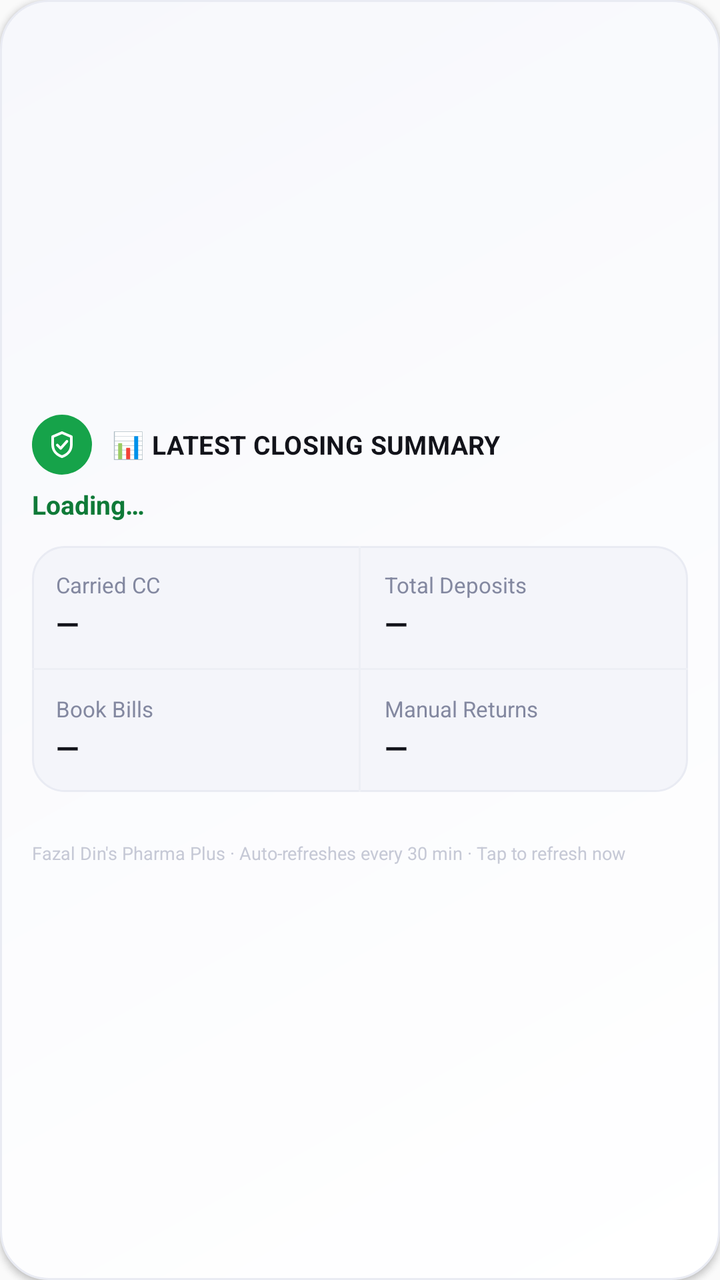
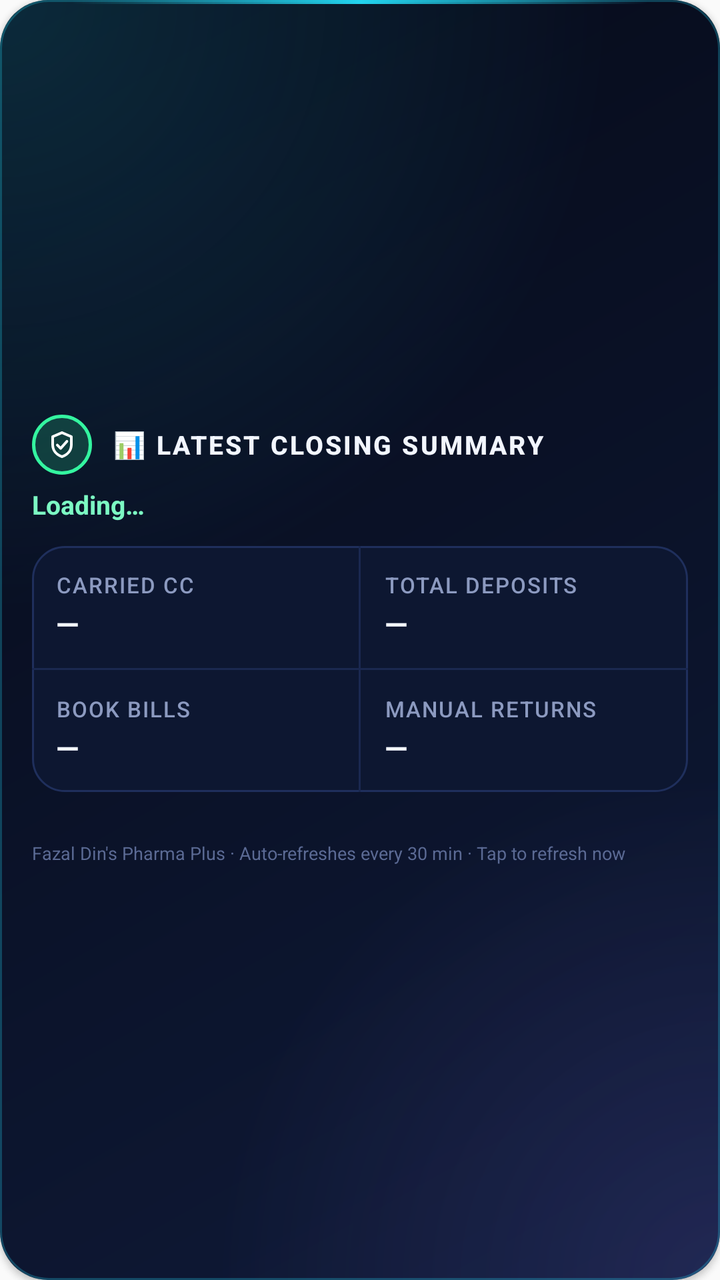

An Android layout rendered at two revisions. The XML below is the earlier revision; the diff shows what the commit changed to produce the second picture.
<!-- AndroidManifest.xml: application theme Theme.AppCompat.Light.NoActionBar -->
<!-- res/layout/widget_closing_summary.xml -->
<?xml version="1.0" encoding="utf-8"?>
<LinearLayout xmlns:android="http://schemas.android.com/apk/res/android"
    android:layout_width="match_parent"
    android:layout_height="match_parent"
    android:orientation="vertical"
    android:gravity="center_vertical"
    android:background="@drawable/widget_background"
    android:padding="16dp"
    android:elevation="2dp"
    android:id="@+id/widget_root">

    <LinearLayout
        android:layout_width="match_parent"
        android:layout_height="wrap_content"
        android:orientation="horizontal"
        android:gravity="center_vertical">
        <FrameLayout
            android:layout_width="30dp"
            android:layout_height="30dp"
            android:background="@drawable/badge_circle_closing">
            <ImageView android:layout_width="16dp" android:layout_height="16dp"
                android:layout_gravity="center" android:src="@drawable/ic_check_shield" />
        </FrameLayout>
        <TextView
            android:id="@+id/widget_title"
            android:layout_width="0dp"
            android:layout_height="wrap_content"
            android:layout_weight="1"
            android:layout_marginStart="10dp"
            android:text="@string/widget_title"
            android:textColor="@color/ink_900"
            android:textStyle="bold"
            android:textSize="13sp"
            android:letterSpacing="0.01" />
    </LinearLayout>

    <TextView
        android:id="@+id/widget_subtitle"
        android:layout_width="match_parent"
        android:layout_height="wrap_content"
        android:layout_marginTop="6dp"
        android:layout_marginBottom="12dp"
        android:text="@string/widget_loading"
        android:textColor="@color/accent_closing_dark"
        android:textStyle="bold"
        android:textSize="13sp" />

    <LinearLayout
        android:layout_width="match_parent"
        android:layout_height="wrap_content"
        android:orientation="vertical"
        android:background="@drawable/widget_grid_background">

        <LinearLayout
            android:layout_width="match_parent"
            android:layout_height="wrap_content"
            android:orientation="horizontal">

            <LinearLayout
                android:layout_width="0dp"
                android:layout_height="wrap_content"
                android:layout_weight="1"
                android:orientation="vertical"
                android:padding="12dp">
                <TextView android:layout_width="wrap_content" android:layout_height="wrap_content"
                    android:text="@string/label_carried_cc" android:textColor="@color/ink_500" android:textSize="11sp" />
                <TextView android:id="@+id/widget_carried_cc" android:layout_width="wrap_content" android:layout_height="wrap_content"
                    android:layout_marginTop="2dp" android:text="—" android:textColor="@color/ink_900" android:textStyle="bold" android:textSize="15sp" />
            </LinearLayout>

            <TextView android:layout_width="1dp" android:layout_height="match_parent" android:background="@color/hairline" />

            <LinearLayout
                android:layout_width="0dp"
                android:layout_height="wrap_content"
                android:layout_weight="1"
                android:orientation="vertical"
                android:padding="12dp">
                <TextView android:layout_width="wrap_content" android:layout_height="wrap_content"
                    android:text="@string/label_total_deposits" android:textColor="@color/ink_500" android:textSize="11sp" />
                <TextView android:id="@+id/widget_total_deposits" android:layout_width="wrap_content" android:layout_height="wrap_content"
                    android:layout_marginTop="2dp" android:text="—" android:textColor="@color/ink_900" android:textStyle="bold" android:textSize="15sp" />
            </LinearLayout>
        </LinearLayout>

        <TextView android:layout_width="match_parent" android:layout_height="1dp" android:background="@color/hairline" />

        <LinearLayout
            android:layout_width="match_parent"
            android:layout_height="wrap_content"
            android:orientation="horizontal">

            <LinearLayout
                android:layout_width="0dp"
                android:layout_height="wrap_content"
                android:layout_weight="1"
                android:orientation="vertical"
                android:padding="12dp">
                <TextView android:layout_width="wrap_content" android:layout_height="wrap_content"
                    android:text="@string/label_book_bills" android:textColor="@color/ink_500" android:textSize="11sp" />
                <TextView android:id="@+id/widget_book_bills" android:layout_width="wrap_content" android:layout_height="wrap_content"
                    android:layout_marginTop="2dp" android:text="—" android:textColor="@color/ink_900" android:textStyle="bold" android:textSize="15sp" />
            </LinearLayout>

            <TextView android:layout_width="1dp" android:layout_height="match_parent" android:background="@color/hairline" />

            <LinearLayout
                android:layout_width="0dp"
                android:layout_height="wrap_content"
                android:layout_weight="1"
                android:orientation="vertical"
                android:padding="12dp">
                <TextView android:layout_width="wrap_content" android:layout_height="wrap_content"
                    android:text="@string/label_manual_returns" android:textColor="@color/ink_500" android:textSize="11sp" />
                <TextView android:id="@+id/widget_manual_returns" android:layout_width="wrap_content" android:layout_height="wrap_content"
                    android:layout_marginTop="2dp" android:text="—" android:textColor="@color/ink_900" android:textStyle="bold" android:textSize="15sp" />
            </LinearLayout>
        </LinearLayout>
    </LinearLayout>

    <TextView
        android:id="@+id/widget_synced_at"
        android:layout_width="match_parent"
        android:layout_height="wrap_content"
        android:layout_marginTop="10dp"
        android:text=""
        android:textColor="@color/ink_400"
        android:textSize="9sp" />

    <TextView
        android:id="@+id/widget_footer"
        android:layout_width="match_parent"
        android:layout_height="wrap_content"
        android:layout_marginTop="2dp"
        android:text="@string/widget_footer"
        android:textColor="@color/ink_300"
        android:textSize="9sp" />

</LinearLayout>
<!-- resources referenced by this layout -->
<resources>
  <color name="accent_closing_dark">#0F7A38</color>
  <color name="hairline">#EDEFF5</color>
  <color name="ink_300">#C6C9D6</color>
  <color name="ink_400">#A6AABD</color>
  <color name="ink_500">#8388A0</color>
  <color name="ink_900">#12131A</color>
  <!-- drawable badge_circle_closing (drawable) -->
  <?xml version="1.0" encoding="utf-8"?>
  <shape xmlns:android="http://schemas.android.com/apk/res/android" android:shape="oval">
      <solid android:color="@color/accent_closing" />
  </shape>
  <!-- drawable widget_background (drawable) -->
  <?xml version="1.0" encoding="utf-8"?>
  <shape xmlns:android="http://schemas.android.com/apk/res/android"
      android:shape="rectangle">
      <corners android:radius="24dp" />
      <gradient
          android:angle="135"
          android:startColor="@color/surface_card_top"
          android:endColor="@color/surface_card_bottom"
          android:type="linear" />
      <stroke android:width="1dp" android:color="@color/surface_inset_border" />
  </shape>
  <!-- drawable widget_grid_background (drawable) -->
  <?xml version="1.0" encoding="utf-8"?>
  <shape xmlns:android="http://schemas.android.com/apk/res/android"
      android:shape="rectangle">
      <corners android:radius="16dp" />
      <solid android:color="@color/surface_inset" />
      <stroke android:width="1dp" android:color="@color/surface_inset_border" />
  </shape>
  <string name="label_book_bills">Book Bills</string>
  <string name="label_carried_cc">Carried CC</string>
  <string name="label_manual_returns">Manual Returns</string>
  <string name="label_total_deposits">Total Deposits</string>
  <string name="widget_footer">Fazal Din\'s Pharma Plus · Auto-refreshes every 30 min · Tap to refresh now</string>
  <string name="widget_loading">Loading…</string>
  <string name="widget_title">📊 LATEST CLOSING SUMMARY</string>
  <color name="accent_closing">#16A34A</color>
  <color name="surface_card_top">#FFFFFF</color>
  <color name="surface_card_bottom">#F7F8FC</color>
  <color name="surface_inset_border">#E9EBF3</color>
  <color name="surface_inset">#F4F5FA</color>
  <!-- unchanged entries left out for length: 1 -->
</resources>

<!-- the commit's change to res/layout/widget_closing_summary.xml (unified diff, before → after) -->
@@ -31,7 +31,7 @@
             android:textColor="@color/ink_900"
             android:textStyle="bold"
             android:textSize="13sp"
-            android:letterSpacing="0.01" />
+            android:textAllCaps="true" android:letterSpacing="0.08" android:fontFamily="sans-serif-medium" />
     </LinearLayout>
 
     <TextView
@@ -63,7 +63,7 @@
                 android:orientation="vertical"
                 android:padding="12dp">
                 <TextView android:layout_width="wrap_content" android:layout_height="wrap_content"
-                    android:text="@string/label_carried_cc" android:textColor="@color/ink_500" android:textSize="11sp" />
+                    android:text="@string/label_carried_cc" android:textColor="@color/ink_500" android:textSize="11sp" android:textAllCaps="true" android:letterSpacing="0.06" android:fontFamily="sans-serif-medium" />
                 <TextView android:id="@+id/widget_carried_cc" android:layout_width="wrap_content" android:layout_height="wrap_content"
                     android:layout_marginTop="2dp" android:text="—" android:textColor="@color/ink_900" android:textStyle="bold" android:textSize="15sp" />
             </LinearLayout>
@@ -77,7 +77,7 @@
                 android:orientation="vertical"
                 android:padding="12dp">
                 <TextView android:layout_width="wrap_content" android:layout_height="wrap_content"
-                    android:text="@string/label_total_deposits" android:textColor="@color/ink_500" android:textSize="11sp" />
+                    android:text="@string/label_total_deposits" android:textColor="@color/ink_500" android:textSize="11sp" android:textAllCaps="true" android:letterSpacing="0.06" android:fontFamily="sans-serif-medium" />
                 <TextView android:id="@+id/widget_total_deposits" android:layout_width="wrap_content" android:layout_height="wrap_content"
                     android:layout_marginTop="2dp" android:text="—" android:textColor="@color/ink_900" android:textStyle="bold" android:textSize="15sp" />
             </LinearLayout>
@@ -97,7 +97,7 @@
                 android:orientation="vertical"
                 android:padding="12dp">
                 <TextView android:layout_width="wrap_content" android:layout_height="wrap_content"
-                    android:text="@string/label_book_bills" android:textColor="@color/ink_500" android:textSize="11sp" />
+                    android:text="@string/label_book_bills" android:textColor="@color/ink_500" android:textSize="11sp" android:textAllCaps="true" android:letterSpacing="0.06" android:fontFamily="sans-serif-medium" />
                 <TextView android:id="@+id/widget_book_bills" android:layout_width="wrap_content" android:layout_height="wrap_content"
                     android:layout_marginTop="2dp" android:text="—" android:textColor="@color/ink_900" android:textStyle="bold" android:textSize="15sp" />
             </LinearLayout>
@@ -111,7 +111,7 @@
                 android:orientation="vertical"
                 android:padding="12dp">
                 <TextView android:layout_width="wrap_content" android:layout_height="wrap_content"
-                    android:text="@string/label_manual_returns" android:textColor="@color/ink_500" android:textSize="11sp" />
+                    android:text="@string/label_manual_returns" android:textColor="@color/ink_500" android:textSize="11sp" android:textAllCaps="true" android:letterSpacing="0.06" android:fontFamily="sans-serif-medium" />
                 <TextView android:id="@+id/widget_manual_returns" android:layout_width="wrap_content" android:layout_height="wrap_content"
                     android:layout_marginTop="2dp" android:text="—" android:textColor="@color/ink_900" android:textStyle="bold" android:textSize="15sp" />
             </LinearLayout>
<!-- resource entries referenced after the edit -->
@@ -1,32 +1,37 @@
 <!-- resources referenced by this layout -->
 <resources>
-  <color name="accent_closing_dark">#0F7A38</color>
-  <color name="hairline">#EDEFF5</color>
-  <color name="ink_300">#C6C9D6</color>
-  <color name="ink_400">#A6AABD</color>
-  <color name="ink_500">#8388A0</color>
-  <color name="ink_900">#12131A</color>
+  <color name="accent_closing_dark">#FF7CF9C3</color>
+  <color name="hairline">#FF1A2850</color>
+  <color name="ink_300">#FF5B6A94</color>
+  <color name="ink_400">#FF7585AE</color>
+  <color name="ink_500">#FF8C9AC0</color>
+  <color name="ink_900">#FFF2F6FF</color>
   <!-- drawable badge_circle_closing (drawable) -->
   <?xml version="1.0" encoding="utf-8"?>
   <shape xmlns:android="http://schemas.android.com/apk/res/android" android:shape="oval">
-      <solid android:color="@color/accent_closing" />
+      <solid android:color="@color/accent_closing_soft" />
+      <stroke android:width="1.5dp" android:color="@color/accent_closing" />
   </shape>
   <!-- drawable widget_background (drawable) -->
   <?xml version="1.0" encoding="utf-8"?>
-  <shape xmlns:android="http://schemas.android.com/apk/res/android"
-      android:shape="rectangle">
-      <corners android:radius="24dp" />
-      <gradient
-          android:angle="135"
-          android:startColor="@color/surface_card_top"
-          android:endColor="@color/surface_card_bottom"
-          android:type="linear" />
-      <stroke android:width="1dp" android:color="@color/surface_inset_border" />
-  </shape>
+  <layer-list xmlns:android="http://schemas.android.com/apk/res/android">
+      <item><shape android:shape="rectangle"><corners android:radius="24dp" />
+          <gradient android:angle="135" android:startColor="@color/surface_card_top" android:endColor="@color/surface_card_bottom" android:type="linear" /></shape></item>
+      <item><shape android:shape="rectangle"><corners android:radius="24dp" />
+          <gradient android:type="radial" android:gradientRadius="85%p" android:centerX="0.0" android:centerY="0.0"
+              android:startColor="@color/glow_cyan_start" android:endColor="@color/glow_cyan_end" /></shape></item>
+      <item><shape android:shape="rectangle"><corners android:radius="24dp" />
+          <gradient android:type="radial" android:gradientRadius="70%p" android:centerX="1.0" android:centerY="1.0"
+              android:startColor="@color/glow_violet_start" android:endColor="@color/glow_violet_end" /></shape></item>
+      <item><shape android:shape="rectangle"><corners android:radius="24dp" />
+          <stroke android:width="1dp" android:color="@color/neon_border" /></shape></item>
+      <item android:gravity="top" android:height="2dp" android:left="36dp" android:right="36dp">
+          <shape android:shape="rectangle"><corners android:radius="1dp" />
+              <gradient android:angle="0" android:startColor="@color/edge_fade_start" android:centerColor="@color/neon_cyan" android:endColor="@color/edge_fade_end" /></shape></item>
+  </layer-list>
   <!-- drawable widget_grid_background (drawable) -->
   <?xml version="1.0" encoding="utf-8"?>
-  <shape xmlns:android="http://schemas.android.com/apk/res/android"
-      android:shape="rectangle">
+  <shape xmlns:android="http://schemas.android.com/apk/res/android" android:shape="rectangle">
       <corners android:radius="16dp" />
       <solid android:color="@color/surface_inset" />
       <stroke android:width="1dp" android:color="@color/surface_inset_border" />
@@ -38,11 +43,20 @@
   <string name="widget_footer">Fazal Din\'s Pharma Plus · Auto-refreshes every 30 min · Tap to refresh now</string>
   <string name="widget_loading">Loading…</string>
   <string name="widget_title">📊 LATEST CLOSING SUMMARY</string>
-  <color name="accent_closing">#16A34A</color>
-  <color name="surface_card_top">#FFFFFF</color>
-  <color name="surface_card_bottom">#F7F8FC</color>
-  <color name="surface_inset_border">#E9EBF3</color>
-  <color name="surface_inset">#F4F5FA</color>
+  <color name="accent_closing_soft">#2E34F5A0</color>
+  <color name="accent_closing">#FF34F5A0</color>
+  <color name="surface_card_top">#FF0F1A38</color>
+  <color name="surface_card_bottom">#FF060A18</color>
+  <color name="glow_cyan_start">#2822D3EE</color>
+  <color name="glow_cyan_end">#0022D3EE</color>
+  <color name="glow_violet_start">#248B7CFF</color>
+  <color name="glow_violet_end">#008B7CFF</color>
+  <color name="neon_border">#4422D3EE</color>
+  <color name="edge_fade_start">#0022D3EE</color>
+  <color name="neon_cyan">#FF22D3EE</color>
+  <color name="edge_fade_end">#008B7CFF</color>
+  <color name="surface_inset_border">#FF1F2F5C</color>
+  <color name="surface_inset">#FF0D1731</color>
   <!-- unchanged entries left out for length: 1 -->
 </resources>
 
